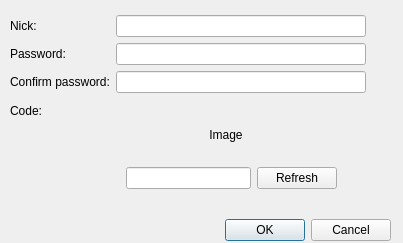
Before: the Qt Designer form ui/register_nick.ui in gitter-badger/simplechatclient, drawn with Qt 5.
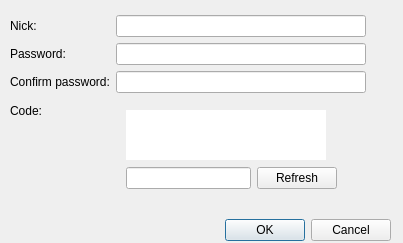
After: the same form once the commit is applied. Icons and pictures are not drawn.

Commit message: fixed register nick - removed eventloop

What changed in the file:
```diff
--- a/ui/register_nick.ui
+++ b/ui/register_nick.ui
@@ -40,9 +40,10 @@
    </property>
    <layout class="QVBoxLayout" name="verticalLayout_2">
     <item>
-     <layout class="QHBoxLayout" name="horizontalLayout">
-      <item>
        <layout class="QFormLayout" name="formLayout">
+      <property name="labelAlignment">
+       <set>Qt::AlignLeading|Qt::AlignLeft|Qt::AlignVCenter</set>
+      </property>
         <property name="formAlignment">
          <set>Qt::AlignLeading|Qt::AlignLeft|Qt::AlignVCenter</set>
         </property>
@@ -166,8 +167,11 @@
               <property name="layoutDirection">
                <enum>Qt::LeftToRight</enum>
               </property>
+            <property name="styleSheet">
+             <string notr="true">background-color: rgb(255, 255, 255);</string>
+            </property>
               <property name="text">
-               <string>Image</string>
+             <string/>
               </property>
               <property name="alignment">
                <set>Qt::AlignCenter</set>
@@ -195,8 +199,6 @@
            </layout>
           </widget>
          </widget>
-        </item>
-       </layout>
       </item>
      </layout>
     </item>
```
Lines whose indentation alone changed are shown as unchanged. The commit also changes 4 other files.
